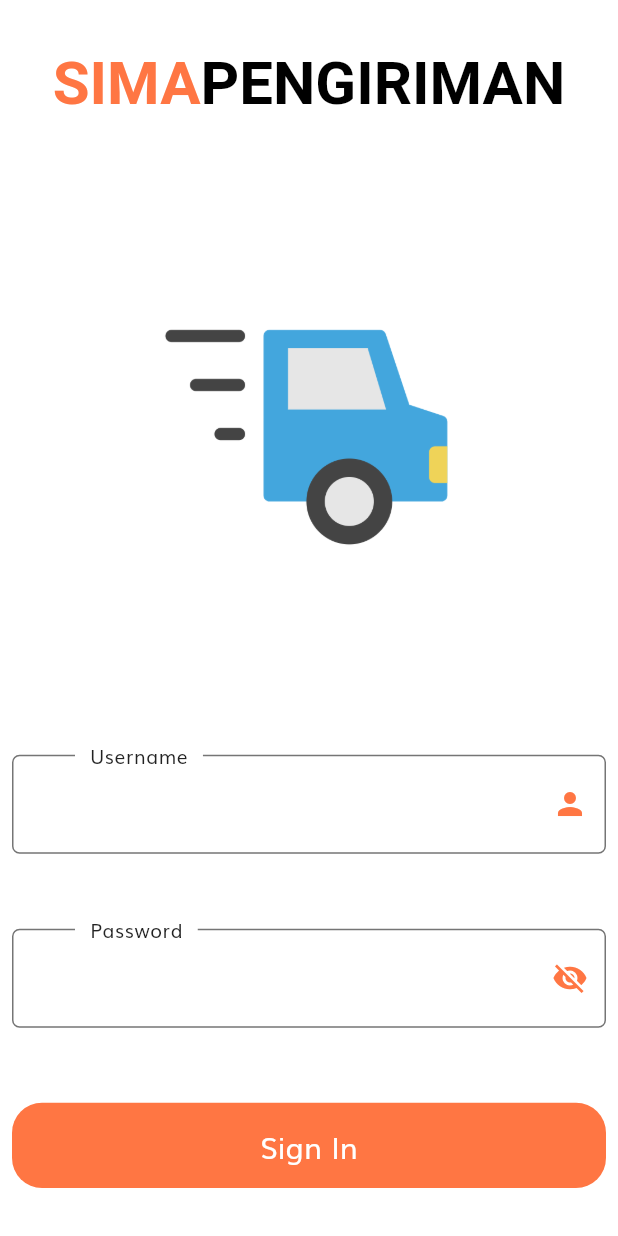
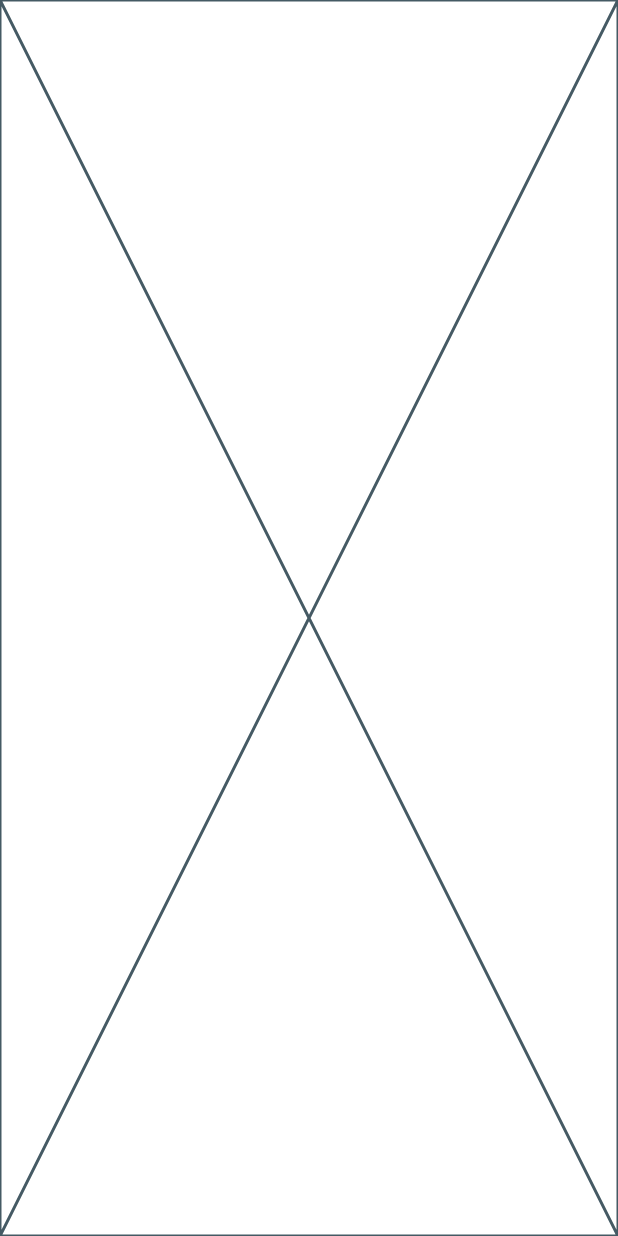
Before and after one commit to admiral-gunter/sima-pengiriman-mobile, a Flutter app: the screen it shows after launch, on a phone screen of 412 x 824 dp. Run offline on Flutter 3.47's test engine with Material 3 defaults, Android fonts, the phone set to English and light mode, and no system bars; our stand-ins replace audioplayers, cloud_firestore, firebase_core, firebase_database, flutter_svg, get and 3 more; missing offline and left inert: flutter_background, mobile_scanner; accounts and stored records are empty.

```diff
--- a/lib/main.dart
+++ b/lib/main.dart
@@ -2,6 +2,7 @@ import 'package:flutter/material.dart';
 import 'package:flutter/services.dart';
 import 'package:get/get.dart';
 import 'package:sima_pengiriman/routes.dart';
+import 'package:sima_pengiriman/screens/maps_view/maps_view.dart';
 import 'package:sima_pengiriman/screens/menu/menu_screen.dart';
 import 'package:sima_pengiriman/theme.dart';
 import 'package:firebase_core/firebase_core.dart';
@@ -28,7 +29,7 @@ class MyApp extends StatelessWidget {
       debugShowCheckedModeBanner: false,
       title: 'Flutter Demo',
       theme: theme(),
-      initialRoute: MenuScreen.routeName,
+      initialRoute: MapsView.routeName,
       routes: routes,
     );
   }
--- a/lib/routes.dart
+++ b/lib/routes.dart
@@ -9,6 +9,7 @@ import 'package:sima_pengiriman/screens/splash/splash_screen.dart';
 import 'package:sima_pengiriman/screens/turun_barang_offline/turun_barang_offline_screen.dart';
 
 import 'screens/history_turun_barang/history_turun_barang.dart';
+import 'screens/maps_view/maps_view.dart';
 import 'screens/scan_pengiriman/scan_pengiriman_screen.dart';
 import 'screens/scanner_offline/scanner_offline_screen.dart';
 import 'screens/sign_up/sign_up_screen.dart';
@@ -32,5 +33,6 @@ final Map<String, WidgetBuilder> routes = {
   ScanPengirimanScreen.routeName: (context) => ScanPengirimanScreen(),
   HistoryBarangScreen.routeName: (context) => HistoryBarangScreen(),
   TurunBarangOnlineHistoryScreen.routeName: (context) =>
-      TurunBarangOnlineHistoryScreen()
+      TurunBarangOnlineHistoryScreen(),
+  MapsView.routeName: (context) => MapsView()
 };
--- /dev/null
+++ b/lib/screens/maps_view/maps_view.dart
@@ -0,0 +1,11 @@
+import 'package:flutter/material.dart';
+
+class MapsView extends StatelessWidget {
+  const MapsView({super.key});
+  static String routeName = 'maps-view';
+
+  @override
+  Widget build(BuildContext context) {
+    return const Placeholder();
+  }
+}
```
Also changed, not shown: lib/screens/maps_view/components/body.dart (added).
